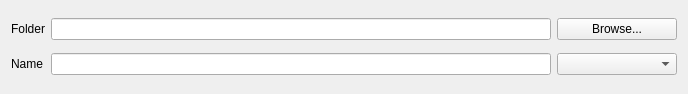
Above: client/nx_client_desktop/src/nx/client/desktop/common/widgets/filename_panel.ui from networkoptix/nx_open before the change. Below: the same form after it.
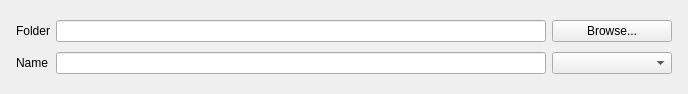
That is the form after the change.

Commit message:
# Split filename panel in two - for media export and for layout export
<==== Mercurial data ====>
Branch: x_VMS-6861_universal_export_dialog

```diff
--- a/client/nx_client_desktop/src/nx/client/desktop/common/widgets/filename_panel.ui
+++ b/client/nx_client_desktop/src/nx/client/desktop/common/widgets/filename_panel.ui
@@ -11,6 +11,18 @@
    </rect>
   </property>
   <layout class="QGridLayout" name="gridLayout">
+   <property name="leftMargin">
+    <number>16</number>
+   </property>
+   <property name="topMargin">
+    <number>16</number>
+   </property>
+   <property name="rightMargin">
+    <number>16</number>
+   </property>
+   <property name="bottomMargin">
+    <number>16</number>
+   </property>
    <item row="0" column="1">
     <widget class="QLineEdit" name="folderLineEdit">
      <property name="readOnly">
```
The commit also changes 4 other files.
